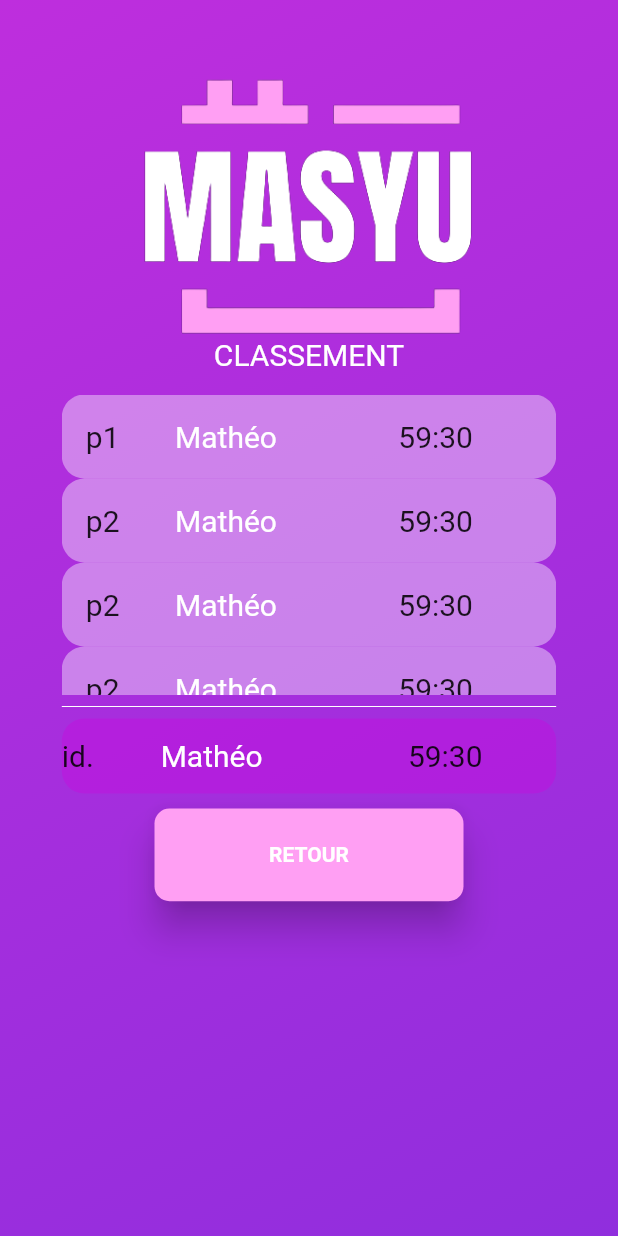
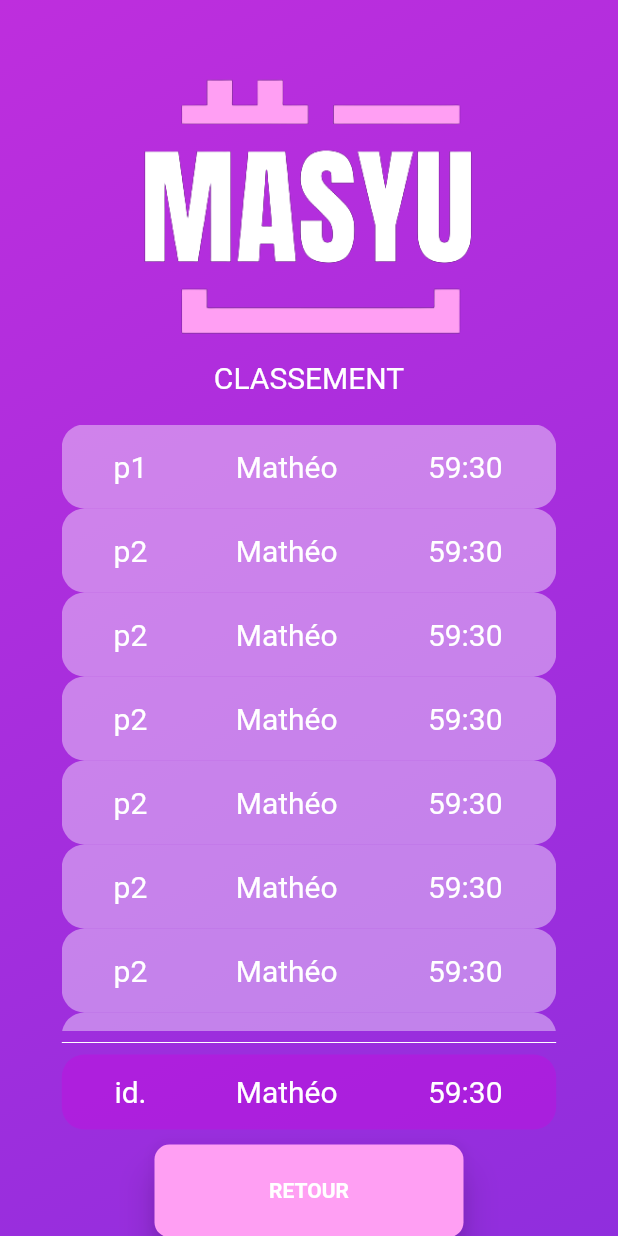
Before and after one commit to rob1juan/masyu_game, a Flutter app: the classement_page screen opened directly with empty values, on a phone screen of 412 x 824 dp. Run offline on Flutter 3.47's test engine with Material 2 defaults, Android fonts, the phone set to English and light mode, and no system bars; our stand-ins replace carousel_slider, fluttertoast, sqflite; missing offline and left inert: clipboard; accounts and stored records are empty.

Commit message:
Last Update Branch

```diff
--- a/lib/pages/classement_page.dart
+++ b/lib/pages/classement_page.dart
@@ -40,15 +40,19 @@ class classement_page extends StatelessWidget {
     return Scaffold(
       body: Stack(
         children: BuildBasicLayout([
+          SizedBox(
+            height: 15,
+          ),
           const Text(
             "CLASSEMENT",
             style: TextStyle(fontSize: 20, color: Colors.white),
           ),
           SizedBox(
-            height: 15,
+            height: 20,
           ),
           Container(
-            height: 200,
+            // height: 200,
+            height: MediaQuery.of(context).size.height - 420,
             width: MediaQuery.of(context).size.width * 0.8,
             child: ListView.builder(
                 itemCount: players.length, // nombre d'éléments dans la liste
@@ -67,7 +71,9 @@ class classement_page extends StatelessWidget {
                               flex: 2,
                               child: Text(
                                 players[index],
-                                style: const TextStyle(fontSize: 20.0),
+                                style: const TextStyle(
+                                    fontSize: 20.0, color: Colors.white),
+                                textAlign: TextAlign.center,
                               )),
                           Expanded(
                               flex: 5,
@@ -75,12 +81,15 @@ class classement_page extends StatelessWidget {
                                 "Mathéo",
                                 style: const TextStyle(
                                     fontSize: 20.0, color: Colors.white),
+                                textAlign: TextAlign.center,
                               )),
                           Expanded(
                               flex: 3,
                               child: Text(
                                 "59:30",
-                                style: const TextStyle(fontSize: 20.0),
+                                style: const TextStyle(
+                                    fontSize: 20.0, color: Colors.white),
+                                textAlign: TextAlign.center,
                               )),
                         ])),
                       ),
@@ -90,7 +99,6 @@ class classement_page extends StatelessWidget {
                     ])),
           ),
           Container(
-            height: 150,
             width: MediaQuery.of(context).size.width * 0.8,
             child: footer(context),
           )
@@ -129,24 +137,33 @@ class classement_page extends StatelessWidget {
             borderRadius: BorderRadius.circular(15),
           ),
           child: Row(children: [
+            SizedBox(
+              width: 16,
+            ),
             Expanded(
                 flex: 2,
                 child: Text(
                   "id.",
-                  style: const TextStyle(fontSize: 20.0),
+                  style: const TextStyle(fontSize: 20.0, color: Colors.white),
+                  textAlign: TextAlign.center,
                 )),
             Expanded(
                 flex: 5,
                 child: Text(
                   "Mathéo",
                   style: const TextStyle(fontSize: 20.0, color: Colors.white),
+                  textAlign: TextAlign.center,
                 )),
             Expanded(
                 flex: 3,
                 child: Text(
                   "59:30",
-                  style: const TextStyle(fontSize: 20.0),
+                  style: const TextStyle(fontSize: 20.0, color: Colors.white),
+                  textAlign: TextAlign.center,
                 )),
+            SizedBox(
+              width: 16,
+            ),
           ]),
         ),
         SizedBox(
```
